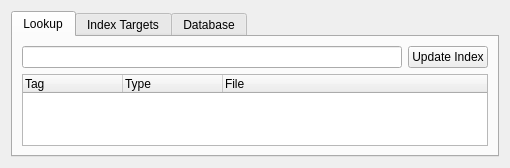
This is addons/kate/kate-ctags/kate_ctags.ui in KDE/kate as Qt 5 draws it before an edit. The edited form follows.
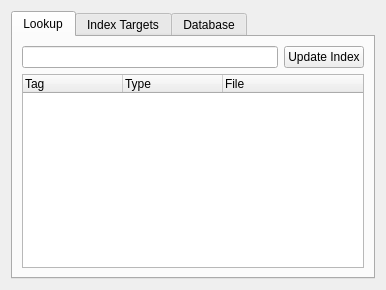
This is the edited form. Custom widgets are drawn as their Qt base class.

Commit message: remove useless geometry property from some UI files

Patch:
```diff
--- a/addons/kate/kate-ctags/kate_ctags.ui
+++ b/addons/kate/kate-ctags/kate_ctags.ui
@@ -2,14 +2,6 @@
 <ui version="4.0">
  <class>kateCtags</class>
  <widget class="QWidget" name="kateCtags">
-  <property name="geometry">
-   <rect>
-    <x>0</x>
-    <y>0</y>
-    <width>510</width>
-    <height>136</height>
-   </rect>
-  </property>
   <layout class="QVBoxLayout" name="verticalLayout">
    <item>
     <widget class="KTabWidget" name="tabWidget">
```
The commit also changes 22 other files.
